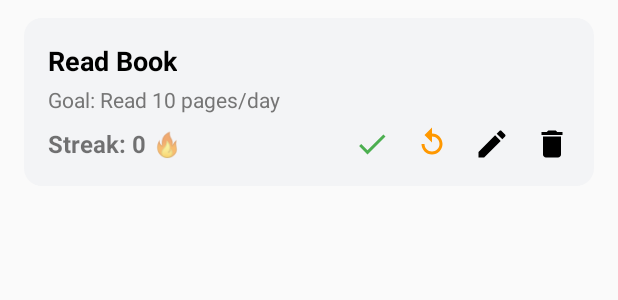
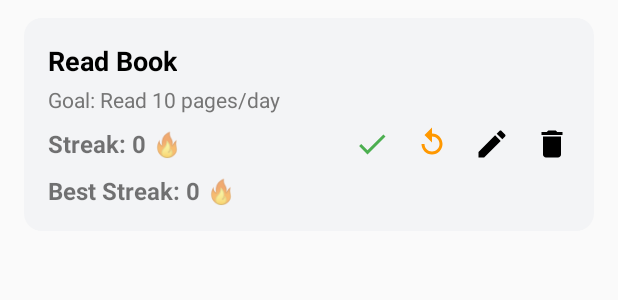
Before and after one commit to pranavpratheekmalleboyina/android-streakly, an Android app: the layout item_habit_card.xml on its own in the app's theme, with its tools: preview values and no code run, on a phone screen of 412 x 824 dp. Shown: the top 300 px of the screen. Run offline under Robolectric (Android 15) with nearby library versions, the phone set to English and light mode, and no system bars.

Commit message:
added the badges along with the best streal for the habits

```diff
--- a/app/src/main/java/com/pranav/streakly/AddHabitActivity.java
+++ b/app/src/main/java/com/pranav/streakly/AddHabitActivity.java
@@ -1,5 +1,6 @@
 package com.pranav.streakly;
 
+import android.content.SharedPreferences;
 import android.os.Bundle;
 import android.view.View;
 import android.widget.Button;
@@ -19,7 +20,6 @@ import java.util.Map;
 public class AddHabitActivity extends AppCompatActivity {
     private EditText etHabitName, etTargetProgress;
     private Button btnSaveHabit;
-
     private FirebaseFirestore db;
     private FirebaseUser user;
 
@@ -53,7 +53,6 @@ public class AddHabitActivity extends AppCompatActivity {
         Map<String, Object> habit = new HashMap<>();
         habit.put("name", name);
         habit.put("goal", goal);
-        habit.put("progress", 0);
         habit.put("createdAt", FieldValue.serverTimestamp());
 
         db.collection("users")
@@ -61,7 +60,7 @@ public class AddHabitActivity extends AppCompatActivity {
                 .collection("habits")
                 .add(habit)
                 .addOnSuccessListener(docRef -> {
-                    Toast.makeText(this, "Habit saved successfully!", Toast.LENGTH_SHORT).show();
+                    //Toast.makeText(this, "Habit saved successfully!", Toast.LENGTH_SHORT).show();
                     finish(); // close screen
                 })
                 .addOnFailureListener(e -> {
--- a/app/src/main/java/com/pranav/streakly/HomeDashboardActivity.java
+++ b/app/src/main/java/com/pranav/streakly/HomeDashboardActivity.java
@@ -39,7 +39,7 @@ public class HomeDashboardActivity extends AppCompatActivity {
     FirebaseUser currentUser;
     FloatingActionButton fabAddHabit;
     List<Habit> habitList = new ArrayList<>();
-
+    private SharedPreferences habitPreferences;
     HabitAdapter adapter;
 
     @Override
@@ -60,6 +60,8 @@ public class HomeDashboardActivity extends AppCompatActivity {
         }else{
             tvGreeting.setText("Hello User 👋");
         }
+
+        habitPreferences = getSharedPreferences("HabitPrefs", MODE_PRIVATE);
 
         // Set default selected item
         bottomNavigationView.setSelectedItemId(R.id.nav_home);
--- a/app/src/main/java/com/pranav/streakly/helpers/StatsHelper.java
+++ b/app/src/main/java/com/pranav/streakly/helpers/StatsHelper.java
@@ -14,7 +14,7 @@ import java.util.List;
 public class StatsHelper {
 
     public interface StatsCallback {
-        void onStatsComputed(int totalHabits, int totalLogs, int bestStreak, List<Habit> habitList);
+        void onStatsComputed(int totalHabits, int totalLogs, int currentStreak, List<Habit> habitList);
         void onFailure(Exception e);
     }
 
--- a/app/src/main/res/layout/item_habit_card.xml
+++ b/app/src/main/res/layout/item_habit_card.xml
@@ -73,4 +73,19 @@
             android:src="@drawable/ic_delete"
             android:contentDescription="Delete Habit" />
     </LinearLayout>
+    <LinearLayout
+        android:layout_width="match_parent"
+        android:layout_height="wrap_content"
+        android:orientation="horizontal"
+        android:gravity="center_vertical"
+        android:layout_marginTop="8dp">
+        <TextView
+            android:id="@+id/tvBestStreak"
+            android:layout_width="0dp"
+            android:layout_height="wrap_content"
+            android:layout_weight="1"
+            android:text="Best Streak: 0 🔥"
+            android:textSize="16sp"
+            android:textStyle="bold" />
+    </LinearLayout>
 </LinearLayout>
```
Also changed, not shown: app/src/main/java/com/pranav/streakly/StatsActivity.java (+28 -1 lines), app/src/main/java/com/pranav/streakly/adapters/HabitAdapter.java (+43 -6 lines), app/src/main/res/drawable/badge_bg.xml (added, +12 -0 lines).
